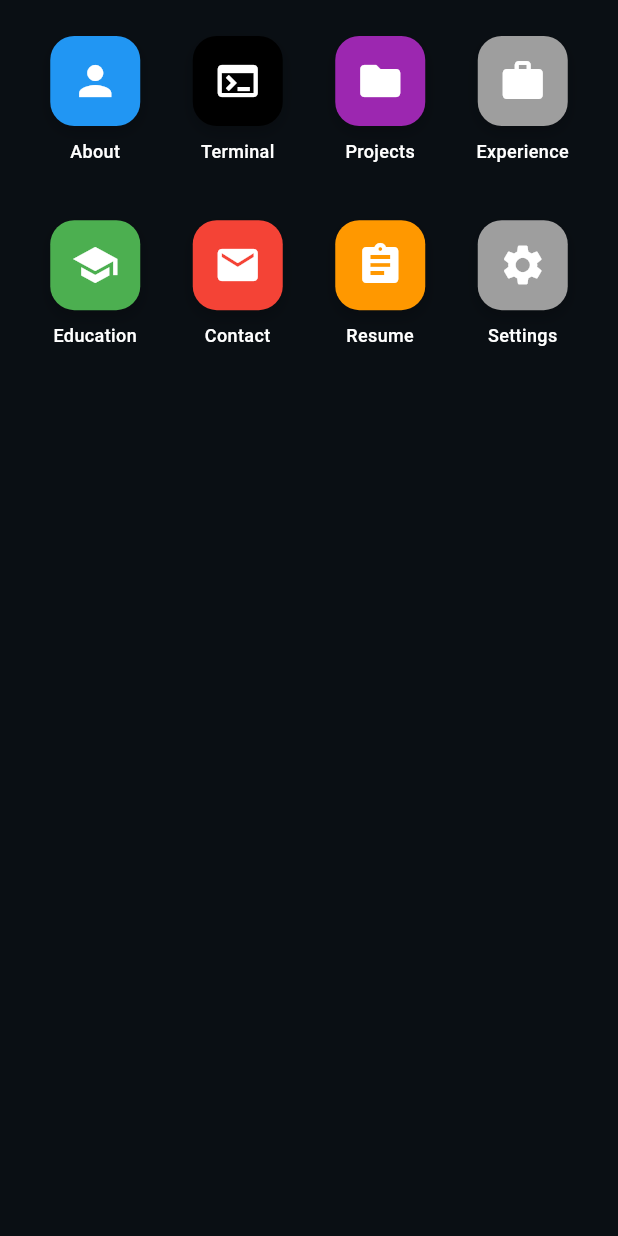
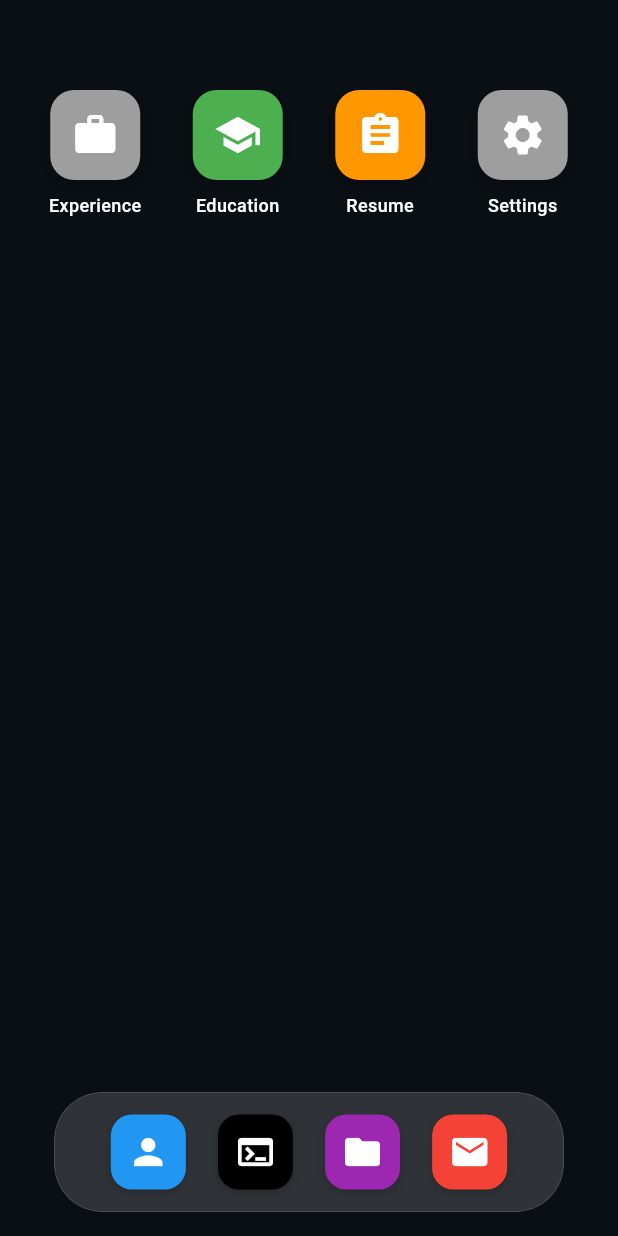
Before and after one commit to BaskaranDeveloper/workspace-portfolio, a Flutter app: the screen it shows after launch, on a phone screen of 412 x 824 dp. Run offline on Flutter 3.47's test engine with Material 3 defaults, Android fonts, the phone set to English and light mode, and no system bars; our stand-ins replace battery_plus, connectivity_plus, flutter_riverpod, go_router, pdf, printing; missing offline and left inert: dart:js.

Commit message:
feat: Introduce mobile home screen, app registry, and dock, alongside new favicon and loading styles for web.

```diff
--- a/lib/system/domain/registry/data/in_memory_registry.dart
+++ b/lib/system/domain/registry/data/in_memory_registry.dart
@@ -38,7 +38,7 @@ class InMemoryRegistry implements AppRegistry {
       id: 'terminal',
       title: 'Terminal',
       icon: Icons.terminal,
-      themeColor: Colors.black,
+      themeColor: Colors.black, // Cyber Blue
       desktopBuilder: (context) => const TerminalView(),
       mobileBuilder: (context) => const MobileTerminal(),
     ),
--- a/lib/system/presentation/mobile/home_screen.dart
+++ b/lib/system/presentation/mobile/home_screen.dart
@@ -1,8 +1,8 @@
 import 'package:flutter/material.dart';
 import 'package:flutter_riverpod/flutter_riverpod.dart';
 import 'package:go_router/go_router.dart';
-
 import 'package:workspace/system/domain/registry/registry_provider.dart';
+import 'package:workspace/system/presentation/mobile/widgets/mobile_dock.dart';
 
 class MobileHomeScreen extends ConsumerWidget {
   const MobileHomeScreen({super.key});
@@ -10,12 +10,36 @@ class MobileHomeScreen extends ConsumerWidget {
   @override
   Widget build(BuildContext context, WidgetRef ref) {
     final appRegistry = ref.watch(appRegistryProvider);
-    final apps = appRegistry.apps.where((app) => app.showInMobileHome).toList();
+    final allApps = appRegistry.apps
+        .where((app) => app.showInMobileHome)
+        .toList();
+
+    // Specific apps for Dock (mimicking iOS core apps)
+    // Terminal (~Safari), Projects (~Files/Photos), Contact (~Mail), About (~Settings)
+    final dockAppIds = ['terminal', 'projects', 'contact', 'about'];
+
+    final dockApps = allApps
+        .where((app) => dockAppIds.contains(app.id))
+        .toList();
+    // Sort to match iOS order preference if needed, or keep registry order
+
+    final homeApps = allApps
+        .where((app) => !dockAppIds.contains(app.id))
+        .toList();
 
     return Scaffold(
       backgroundColor: Colors.transparent,
-      body: Padding(
-        padding: const EdgeInsets.all(24.0),
+      body: Stack(
+        children: [
+          // Home Screen Grid
+          Positioned.fill(
+            child: Padding(
+              padding: const EdgeInsets.fromLTRB(
+                24,
+                60,
+                24,
+                120,
+              ), // Top padding for status bar, bottom for dock
               child: GridView.builder(
                 gridDelegate: const SliverGridDelegateWithFixedCrossAxisCount(
                   crossAxisCount: 4,
@@ -23,9 +47,9 @@ class MobileHomeScreen extends ConsumerWidget {
                   crossAxisSpacing: 16,
                   mainAxisSpacing: 24,
                 ),
-          itemCount: apps.length,
+                itemCount: homeApps.length,
                 itemBuilder: (context, index) {
-            final app = apps[index];
+                  final app = homeApps[index];
                   return GestureDetector(
                     onTap: () {
                       context.push('/mobile/apps/${app.id}');
@@ -67,6 +91,19 @@ class MobileHomeScreen extends ConsumerWidget {
                 },
               ),
             ),
+          ),
+
+          // Search / Pagination Dots placeholder (Optional)
+
+          // Dock
+          Positioned(
+            left: 0,
+            right: 0,
+            bottom: 0,
+            child: MobileDock(dockApps: dockApps),
+          ),
+        ],
+      ),
     );
   }
 }
--- /dev/null
+++ b/lib/system/presentation/mobile/widgets/mobile_dock.dart
@@ -0,0 +1,75 @@
+import 'dart:ui';
+import 'package:flutter/material.dart';
+import 'package:go_router/go_router.dart';
+import 'package:workspace/system/domain/entities/system_app.dart';
+
+class MobileDock extends StatelessWidget {
+  final List<SystemApp> dockApps;
+
+  const MobileDock({super.key, required this.dockApps});
+
+  @override
+  Widget build(BuildContext context) {
+    final bottomPadding = MediaQuery.of(context).padding.bottom;
+    return Container(
+      margin: EdgeInsets.only(
+        bottom: bottomPadding + 16,
+      ), // Safe area + padding
+      height: 90, // iOS dock height approx
+      width: double.infinity,
+      alignment: Alignment.bottomCenter,
+      child: ClipRRect(
+        borderRadius: BorderRadius.circular(32),
+        child: BackdropFilter(
+          filter: ImageFilter.blur(sigmaX: 20, sigmaY: 20),
+          child: Container(
+            width: 340, // Fixed width for 4 icons
+            height: 80,
+            padding: const EdgeInsets.symmetric(horizontal: 16, vertical: 12),
+            decoration: BoxDecoration(
+              color: Colors.white.withValues(alpha: 0.15),
+              borderRadius: BorderRadius.circular(32),
+              border: Border.all(
+                color: Colors.white.withValues(alpha: 0.2),
+                width: 0.5,
+              ),
+            ),
+            child: Row(
+              mainAxisAlignment: MainAxisAlignment.spaceEvenly,
+              children: dockApps
+                  .map((app) => _buildDockItem(context, app))
+                  .toList(),
+            ),
+          ),
+        ),
+      ),
+    );
+  }
+
+  Widget _buildDockItem(BuildContext context, SystemApp app) {
+    return GestureDetector(
+      onTap: () => context.push('/mobile/apps/${app.id}'),
+      child: Column(
+        mainAxisSize: MainAxisSize.min,
+        children: [
+          Container(
+            width: 50, // Slightly smaller than home screen icons
+            height: 50,
+            decoration: BoxDecoration(
+              color: app.themeColor,
+              borderRadius: BorderRadius.circular(14),
+              boxShadow: [
+                BoxShadow(
+                  color: Colors.black.withValues(alpha: 0.2),
+                  blurRadius: 4,
+                  offset: const Offset(0, 2),
+                ),
+              ],
+            ),
+            child: Icon(app.icon, color: Colors.white, size: 28),
+          ),
+        ],
+      ),
+    );
+  }
+}
```
Also changed, not shown: 2 other files. Lines whose indentation alone changed are shown as unchanged.
